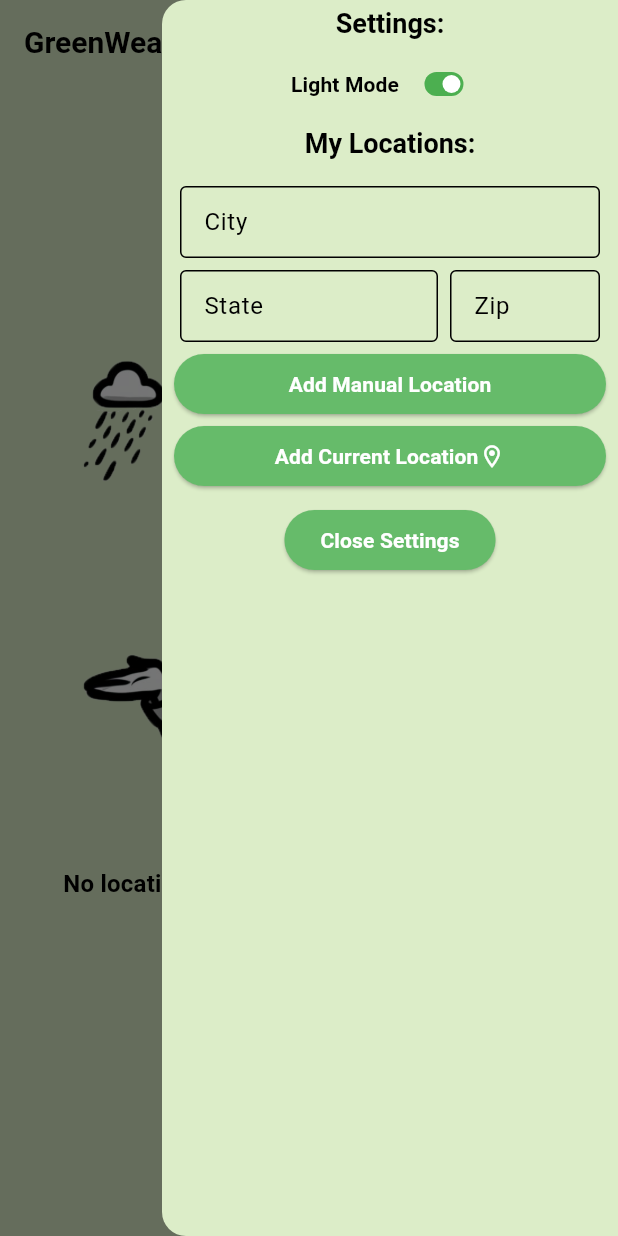
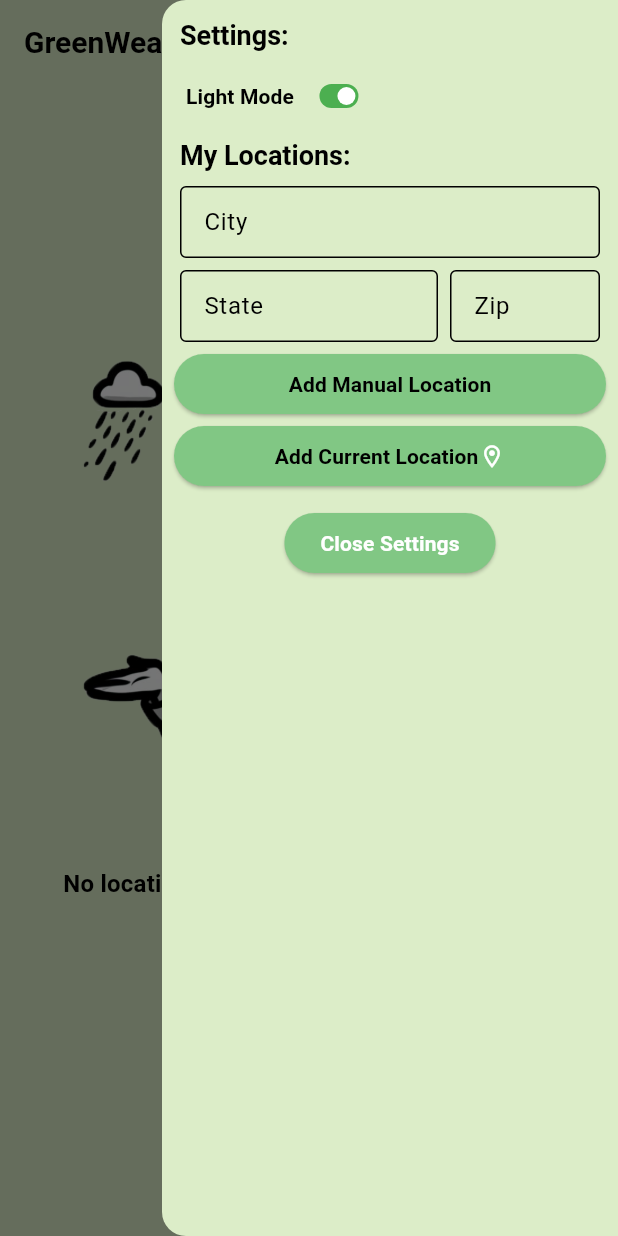
Before and after one commit to theusaf/osu-cs492-weather-app, a Flutter app: the screen it shows after launch, with the side drawer open, on a phone screen of 412 x 824 dp. Run offline on Flutter 3.47's test engine with Material 3 defaults, Android fonts, the phone set to English and light mode, and no system bars; our stand-ins replace geocoding, geolocator, google_fonts, shared_preferences, shimmer, sqflite; accounts and stored records are empty; Roboto replaces fonts that are missing (Convergence).

Commit message:
feat: adjust positioning of settings buttons

```diff
--- a/lib/components/location/location.dart
+++ b/lib/components/location/location.dart
@@ -148,9 +148,8 @@ class _LocationState extends State<Location> {
   Widget savedLocation() {
     return ThemeBuilder(builder: (context, colorScheme, textTheme) {
       return Row(
-        mainAxisAlignment: MainAxisAlignment.center,
         children: [
-          const Text('Saved Locations:'),
+          Text('Saved Locations:', style: textTheme.labelLarge),
           IconButton(
             visualDensity: VisualDensity.compact,
             icon: const Icon(Icons.edit),
@@ -236,7 +235,7 @@ class _LocationState extends State<Location> {
             child: Row(
               mainAxisAlignment: MainAxisAlignment.center,
               children: [
-                const Text('Add Manual Location'),
+                Text('Add Manual Location', style: textTheme.labelLarge),
                 if (isLoading == 1)
                   Row(
                     mainAxisSize: MainAxisSize.min,
@@ -262,7 +261,7 @@ class _LocationState extends State<Location> {
             child: Row(
               mainAxisAlignment: MainAxisAlignment.center,
               children: [
-                const Text('Add Current Location'),
+                Text('Add Current Location', style: textTheme.labelLarge),
                 const Icon(Icons.location_on_outlined),
                 if (isLoading == 2)
                   SizedBox(
--- a/lib/main.dart
+++ b/lib/main.dart
@@ -166,11 +166,10 @@ class _MyHomePageState extends State<MyHomePage> {
     );
   }
 
-  SizedBox modeToggle() {
-    return SizedBox(
-      width: 400,
+  Widget modeToggle() {
+    return Padding(
+      padding: const EdgeInsets.symmetric(horizontal: 8.0),
       child: Row(
-        mainAxisAlignment: MainAxisAlignment.center,
         children: [
           Text(_light ? 'Light Mode' : 'Dark Mode',
               style: Theme.of(context).textTheme.labelLarge),
@@ -190,26 +189,31 @@ class _MyHomePageState extends State<MyHomePage> {
     return SafeArea(
       child: ThemeBuilder(builder: (context, colorScheme, textTheme) {
         return SingleChildScrollView(
+          child: Padding(
+            padding: const EdgeInsets.all(8.0),
             child: Column(
+              crossAxisAlignment: CrossAxisAlignment.start,
               children: [
                 SettingsHeaderText(context: context, text: 'Settings:'),
                 modeToggle(),
                 SettingsHeaderText(context: context, text: 'My Locations:'),
-              Padding(
-                padding: const EdgeInsets.all(8.0),
-                child: Location(
+                Location(
                     setLocation: setLocation,
                     getLocation: getLocation,
                     closeEndDrawer: _closeEndDrawer),
-              ),
-              ElevatedButton(
+                const SizedBox(height: 10),
+                Center(
+                  child: ElevatedButton(
                     style: ElevatedButton.styleFrom(
                       backgroundColor: colorScheme.secondary,
                       foregroundColor: colorScheme.onSecondary,
                     ),
                     onPressed: _closeEndDrawer,
-                  child: const Text('Close Settings'))
+                    child: const Text('Close Settings'),
+                  ),
+                )
               ],
+            ),
           ),
         );
       }),
--- a/lib/theme.dart
+++ b/lib/theme.dart
@@ -65,7 +65,7 @@ final lightTheme = ThemeData.from(
   textTheme: GoogleFonts.convergenceTextTheme(_textThemeBase),
   colorScheme: ColorScheme.light(
     primary: Colors.green,
-    secondary: Colors.green.shade400,
+    secondary: Colors.green.shade300,
     onPrimary: Colors.white,
     onSecondary: Colors.white,
     surface: Colors.lightGreen.shade100,
```
Lines whose indentation alone changed are shown as unchanged.
